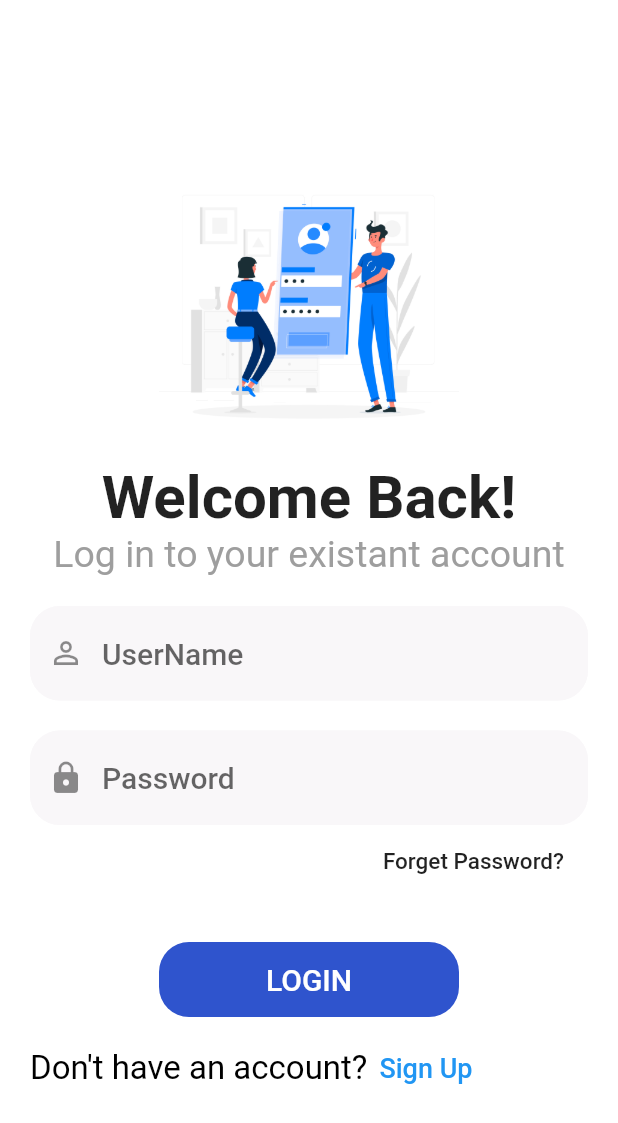
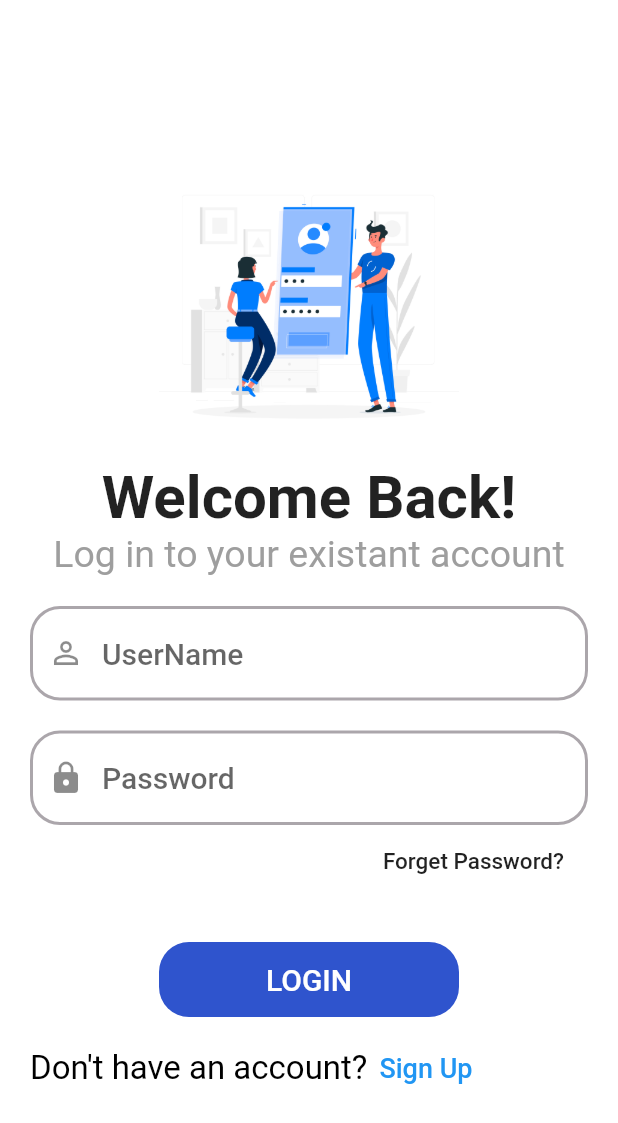
Before and after one commit to abdalaAyman/Auth-project, a Flutter app: the screen it shows after launch, on a phone screen of 412 x 824 dp. Shown: the top 1123 px of the screen. Run offline on Flutter 3.47's test engine with Material 2 defaults, Android fonts, the light colour scheme and no system bars.

Commit message:
+ errorBorder + focusedErrorBorder

```diff
--- a/lib/commponents/commponents.dart
+++ b/lib/commponents/commponents.dart
@@ -40,16 +40,30 @@ class DefaultFormField extends StatelessWidget {
             20,
           ),
         ),
-        fillColor: const Color.fromARGB(255, 249, 247, 249),
+        fillColor: const Color.fromARGB(255, 255, 255, 255),
         filled: true,
         enabledBorder: OutlineInputBorder(
           borderRadius: BorderRadius.circular(
             20,
           ),
           borderSide: const BorderSide(
-              color: Color.fromARGB(255, 249, 247, 249), width: 2),
+              color: Color.fromARGB(255, 171, 166, 171), width: 2),
         ),
+        focusedErrorBorder:OutlineInputBorder(
+          borderSide: const BorderSide(
+              color: Color.fromARGB(255, 47, 84, 205), width: 2),
+          borderRadius: BorderRadius.circular(
+            20,
+          ),
+        ),
+        errorBorder: OutlineInputBorder(
+          borderRadius: BorderRadius.circular(
+            20,),
+          borderSide: const BorderSide(
+        color: Color.fromARGB(255, 255, 0, 0), width: 2),
       ),
+
+      )
     );
   }
 }
```
